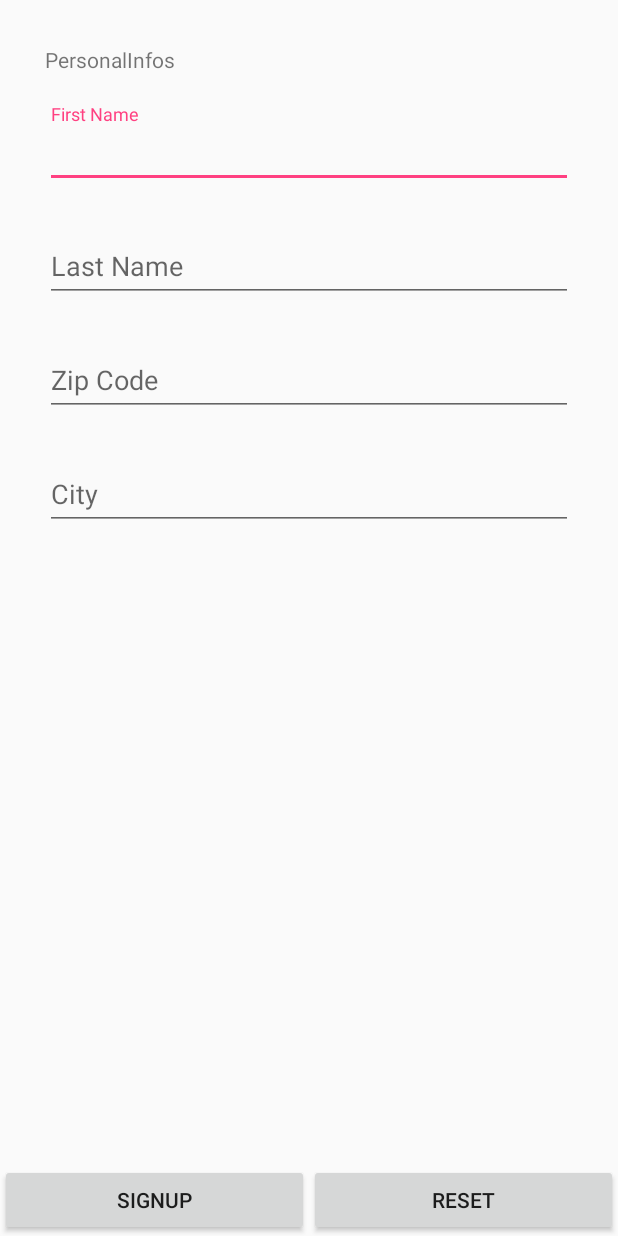
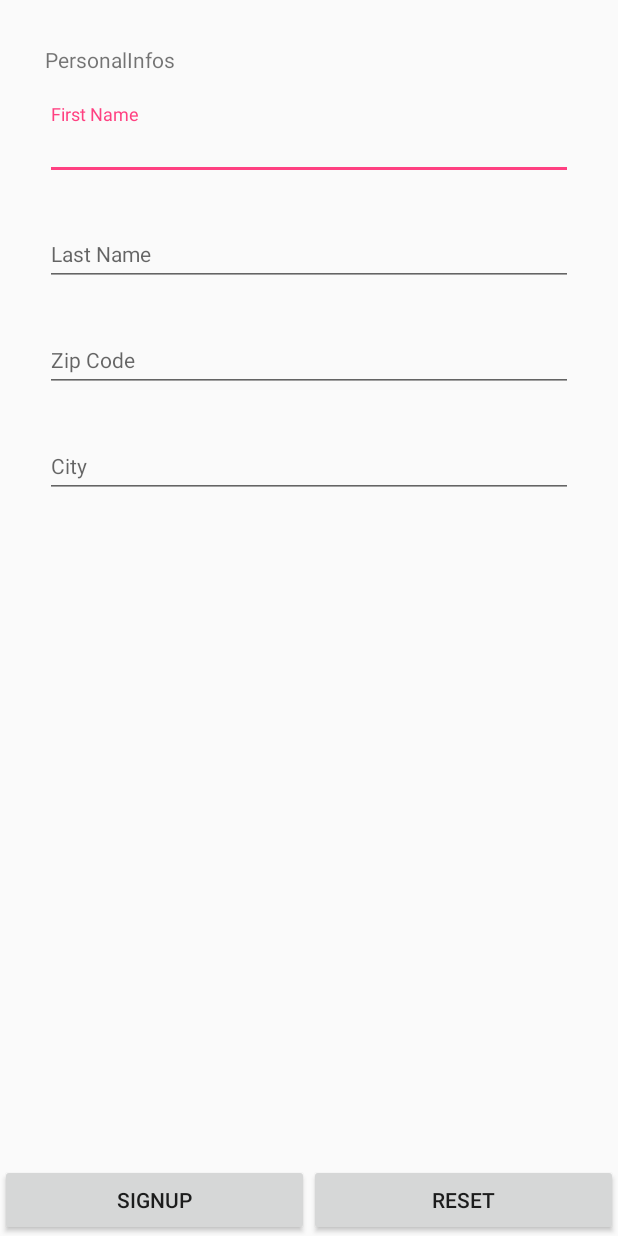
Before and after one commit to MattiaPrimavera/PearForm, an Android app: the PersonalInfo screen opened directly, with no data from a screen before it, after a tap on "RESET", on a phone screen of 412 x 824 dp. Run offline under Robolectric (Android 15) with nearby library versions, the phone set to English and light mode, and no system bars; our stand-ins replace RxJava.

Commit message:
Leveraging lambda functions + dimen update

```diff
--- a/pearform-lib/src/main/java/com/mprimavera/pearform/view/FormView.java
+++ b/pearform-lib/src/main/java/com/mprimavera/pearform/view/FormView.java
@@ -17,14 +17,10 @@ import com.mprimavera.pearform.contracts.IFormValidationListener;
 import com.mprimavera.pearform.R;
 import com.mprimavera.pearform.model.FieldWidget;
 import com.mprimavera.pearform.tools.DrawableTools;
-
 import java.util.ArrayList;
 import java.util.List;
-
 import io.reactivex.Observable;
-import io.reactivex.ObservableEmitter;
 import io.reactivex.ObservableOnSubscribe;
-import io.reactivex.annotations.NonNull;
 
 public class FormView extends LinearLayout implements IForm {
     private List<FormRow> mRows;
@@ -229,10 +225,7 @@ public class FormView extends LinearLayout implements IForm {
     }
 
     public Observable<Bundle> rxValidateWith(final View button) {
-        final Observable formResult = Observable.create(new ObservableOnSubscribe() {
-            @Override
-            public void subscribe(final @NonNull ObservableEmitter e) throws Exception {
-            button.setOnClickListener(new OnClickListener() {
+        final Observable formResult = Observable.create((ObservableOnSubscribe) e -> button.setOnClickListener(new OnClickListener() {
             @Override
             public void onClick(View view) {
             if(validate()) {
@@ -241,24 +234,19 @@ public class FormView extends LinearLayout implements IForm {
                 e.onComplete();
             } else e.onError(new Exception("Form not Valid"));
         }
-            });
-            }
-        });
+        }));
 
         return formResult;
     }
 
     @Override
     public FormView validateWith(View button, final IFormValidationListener listener) {
-        button.setOnClickListener(new OnClickListener() {
-            @Override
-            public void onClick(View view) {
+        button.setOnClickListener(view -> {
             if(validate()) {
                 Bundle resultBundle = getResult();
                 listener.onSuccess(resultBundle);
             } else {
                 listener.onError();
-            }
             }
         });
 
@@ -267,13 +255,7 @@ public class FormView extends LinearLayout implements IForm {
 
     @Override
     public FormView resetWith(View button) {
-        button.setOnClickListener(new OnClickListener() {
-            @Override
-            public void onClick(View view) {
-                reset();
-            }
-        });
-
+        button.setOnClickListener(view -> reset());
         return this;
     }
 
--- a/pearform-lib/src/main/res/layout/form_checkbox_field.xml
+++ b/pearform-lib/src/main/res/layout/form_checkbox_field.xml
@@ -3,8 +3,7 @@
     android:orientation="horizontal"
     android:paddingTop="5dp"
     android:paddingBottom="5dp"
-    android:paddingLeft="15dp"
-    android:paddingRight="25dp"
+    android:paddingLeft="@dimen/form_card_padding_left"
     android:layout_width="match_parent"
     android:layout_height="match_parent">
 
@@ -18,8 +17,7 @@
     <TextView
         android:id="@+id/label"
         android:text="Label text"
-        android:textSize="15sp"
-        android:layout_marginLeft="20dp"
+        android:textSize="@dimen/form_card_text_size"
         android:gravity="center_vertical"
         android:layout_height="match_parent"
         android:layout_width="wrap_content" />
--- a/pearform-lib/src/main/res/layout/form_input_spinner_field.xml
+++ b/pearform-lib/src/main/res/layout/form_input_spinner_field.xml
@@ -2,7 +2,7 @@
 <LinearLayout android:gravity="center"
     android:orientation="horizontal"
     android:layout_width="match_parent"
-    android:layout_height="match_parent"
+    android:layout_height="wrap_content"
     xmlns:android="http://schemas.android.com/apk/res/android"
     xmlns:app="http://schemas.android.com/apk/res-auto">
 
@@ -10,5 +10,7 @@
         android:id="@+id/materialSpinner"
         android:layout_width="match_parent"
         android:layout_height="wrap_content"
+        app:met_floatingLabelTextSize="@dimen/material_spinner_label_text_size"
+        app:met_bottomTextSize="@dimen/material_spinner_text_size"
         app:met_floatingLabel="normal" />
 </LinearLayout>
--- a/pearform-lib/src/main/res/layout/form_material_text_field.xml
+++ b/pearform-lib/src/main/res/layout/form_material_text_field.xml
@@ -3,17 +3,19 @@
     android:orientation="horizontal"
     android:gravity="center_vertical"
     android:layout_width="match_parent"
-    android:layout_height="match_parent">
+    android:layout_height="wrap_content">
 
     <android.support.design.widget.TextInputLayout
         android:id="@+id/layout"
         android:layout_width="match_parent"
         android:layout_height="wrap_content">
+
         <android.support.design.widget.TextInputEditText
             android:maxLines="1"
             android:inputType="textCapSentences"
             android:hint="Test hint"
             android:id="@+id/input_text"
+            android:textSize="@dimen/text_info_widget_text_size"
             android:layout_width="match_parent"
             android:layout_height="wrap_content" />
     </android.support.design.widget.TextInputLayout>
```
Also changed, not shown: pearform-lib/src/main/java/com/mprimavera/pearform/model/fields/Spinner.java (+8 -22 lines), pearform-lib/src/main/res/layout/form_input_switch_field.xml (+3 -4 lines), pearform-lib/src/main/res/layout/form_text_info_field.xml (+9 -5 lines), pearform-lib/src/main/res/values/dimen.xml (added, +12 -0 lines). Lines whose indentation alone changed are shown as unchanged.
